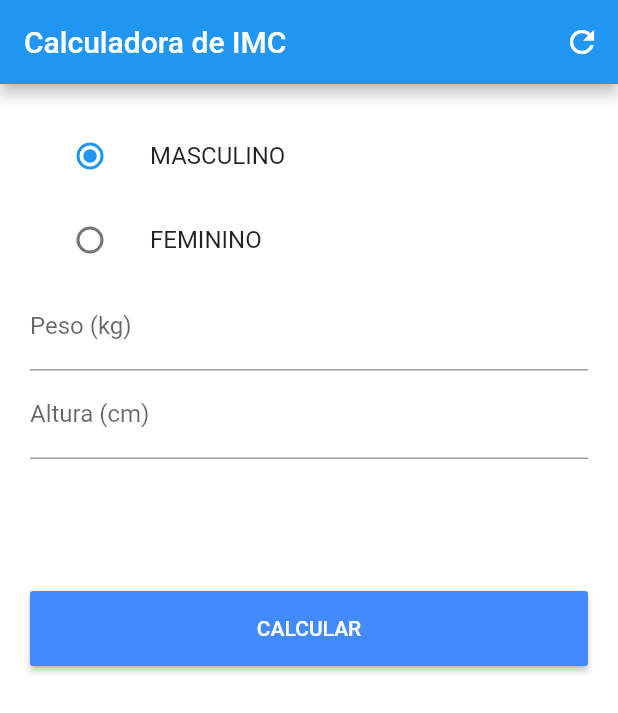
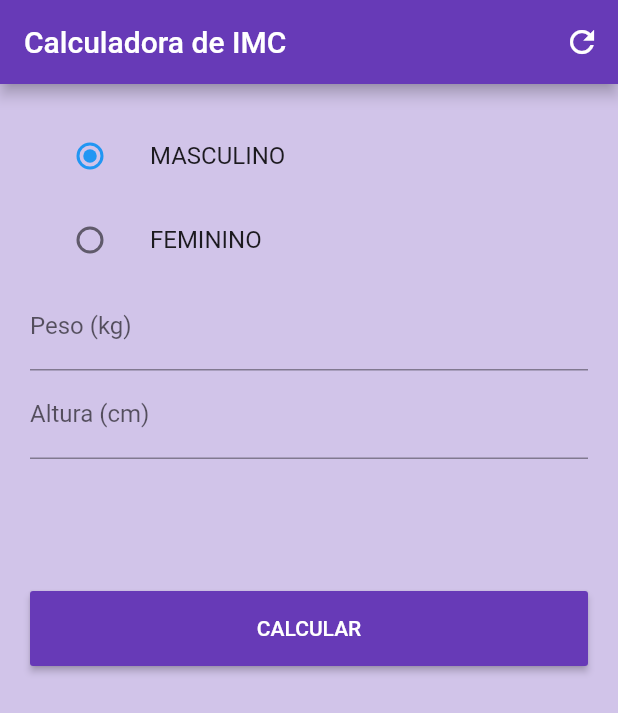
Before and after one commit to g-rtavares/calculadora_imc, a Flutter app: the screen it shows after launch, on a phone screen of 412 x 824 dp. Shown: the top 713 px of the screen. Run offline on Flutter 3.47's test engine with Material 2 defaults, Android fonts, the phone set to English and light mode, and no system bars.

Commit message:
Mudança de cores

```diff
--- a/lib/main.dart
+++ b/lib/main.dart
@@ -4,7 +4,7 @@ import 'pessoa.dart';
 void main() => runApp(MaterialApp(
       home: Home(),
       debugShowCheckedModeBanner: false,
-    ));
+));
 
 class Home extends StatefulWidget {
   @override
@@ -50,8 +50,8 @@ class _HomeState extends State<Home> {
     return Scaffold(
         appBar: AppBar(
           title: Text('Calculadora de IMC'),
-          backgroundColor: Colors.blue,
-          actions: <Widget>[
+          backgroundColor: Colors.deepPurple,
+             actions: <Widget>[
             IconButton(
               icon: Icon(Icons.refresh),
               onPressed: () {
@@ -60,7 +60,7 @@ class _HomeState extends State<Home> {
             )
           ],
         ),
-        backgroundColor: Colors.white,
+        backgroundColor: Colors.deepPurple[100],
         body: SingleChildScrollView(
             padding: EdgeInsets.all(20.0),
             child: Form(
@@ -122,7 +122,7 @@ class _HomeState extends State<Home> {
                         child: Container(
                             height: 50,
                             child: RaisedButton(
-                              color: Colors.blueAccent,
+                              color: Colors.deepPurple,
                               onPressed: () {
                                 if (_formKey.currentState.validate()) {
                                   calculateImc();
```
